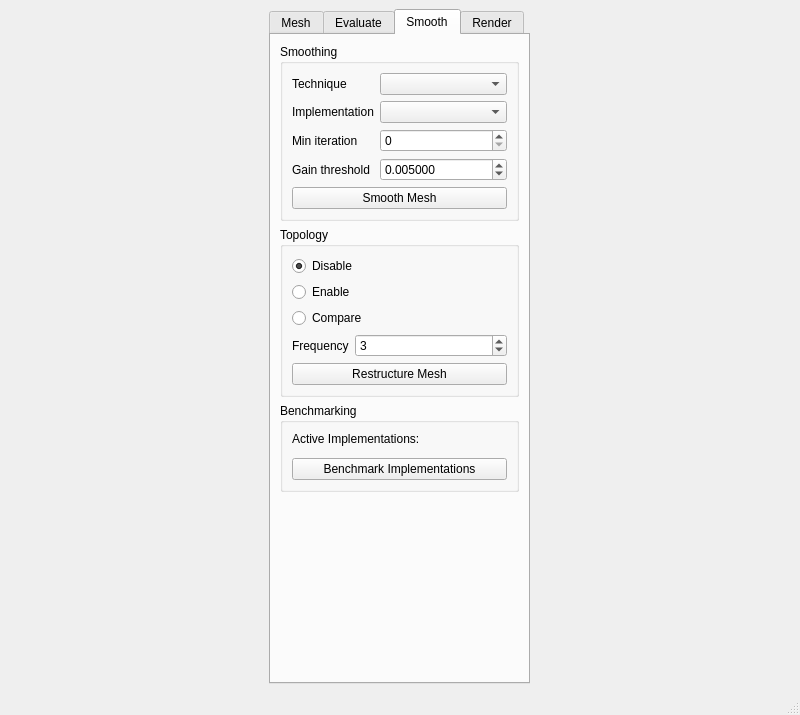
The window that UserInterface/MainWindow.ui (wibus/GpuMesh) describes before a commit, drawn with Qt 5.
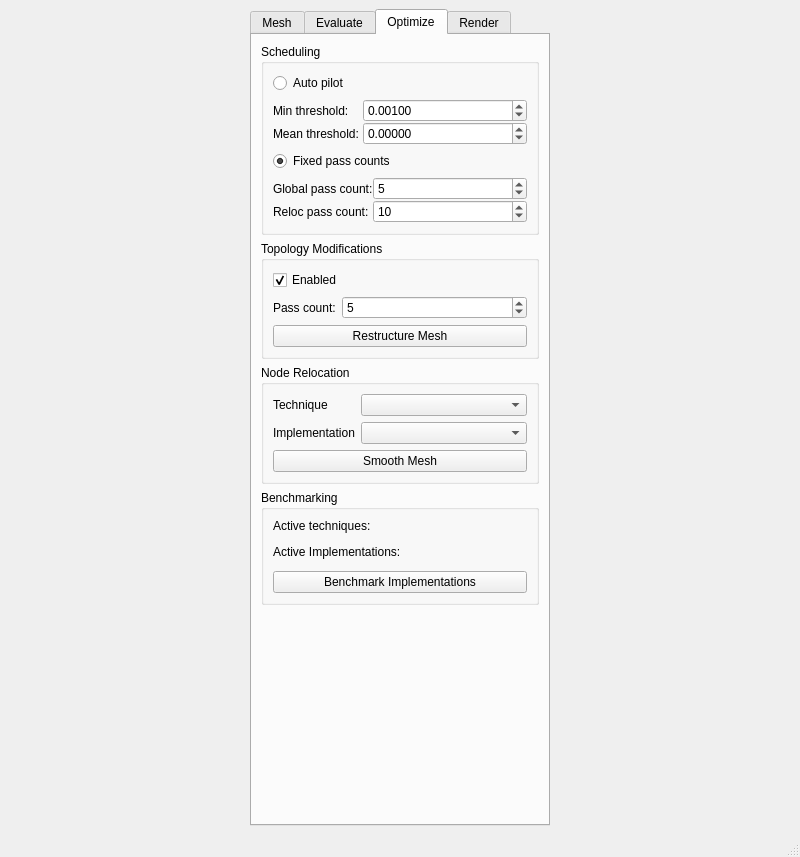
The same window after the commit.

Commit message: Optimization schedule

```diff
--- a/UserInterface/MainWindow.ui
+++ b/UserInterface/MainWindow.ui
@@ -7,7 +7,7 @@
     <x>0</x>
     <y>0</y>
     <width>800</width>
-    <height>715</height>
+    <height>857</height>
    </rect>
   </property>
   <property name="windowTitle">
@@ -22,7 +22,7 @@
      <widget class="QTabWidget" name="tabWidget">
       <property name="maximumSize">
        <size>
-        <width>261</width>
+        <width>300</width>
         <height>16777215</height>
        </size>
       </property>
@@ -293,9 +293,206 @@
       </widget>
       <widget class="QWidget" name="smoothTab">
        <attribute name="title">
-        <string>Smooth</string>
+        <string>Optimize</string>
        </attribute>
        <layout class="QVBoxLayout" name="verticalLayout_3">
+        <item>
+         <widget class="QGroupBox" name="schedulingGroup">
+          <property name="title">
+           <string>Scheduling</string>
+          </property>
+          <layout class="QVBoxLayout" name="verticalLayout_10">
+           <item>
+            <widget class="QRadioButton" name="scheduleAutoPilotRadio">
+             <property name="text">
+              <string>Auto pilot</string>
+             </property>
+            </widget>
+           </item>
+           <item>
+            <widget class="QWidget" name="scheduleAutoPiltoWidget" native="true">
+             <layout class="QFormLayout" name="formLayout_6">
+              <property name="horizontalSpacing">
+               <number>0</number>
+              </property>
+              <property name="verticalSpacing">
+               <number>0</number>
+              </property>
+              <property name="leftMargin">
+               <number>0</number>
+              </property>
+              <property name="topMargin">
+               <number>0</number>
+              </property>
+              <property name="rightMargin">
+               <number>0</number>
+              </property>
+              <property name="bottomMargin">
+               <number>0</number>
+              </property>
+              <item row="0" column="0">
+               <widget class="QLabel" name="scheduleMinThresholdLabel">
+                <property name="text">
+                 <string>Min threshold: </string>
+                </property>
+               </widget>
+              </item>
+              <item row="0" column="1">
+               <widget class="QDoubleSpinBox" name="scheduleMinThresholdSpin">
+                <property name="decimals">
+                 <number>5</number>
+                </property>
+                <property name="minimum">
+                 <double>-1.000000000000000</double>
+                </property>
+                <property name="maximum">
+                 <double>1.000000000000000</double>
+                </property>
+                <property name="value">
+                 <double>0.001000000000000</double>
+                </property>
+               </widget>
+              </item>
+              <item row="1" column="0">
+               <widget class="QLabel" name="scheduleMeanThresholdLabel">
+                <property name="text">
+                 <string>Mean threshold: </string>
+                </property>
+               </widget>
+              </item>
+              <item row="1" column="1">
+               <widget class="QDoubleSpinBox" name="scheduleMeanThresholdSpin">
+                <property name="decimals">
+                 <number>5</number>
+                </property>
+                <property name="minimum">
+                 <double>-1.000000000000000</double>
+                </property>
+                <property name="maximum">
+                 <double>1.000000000000000</double>
+                </property>
+               </widget>
+              </item>
+             </layout>
+            </widget>
+           </item>
+           <item>
+            <widget class="QRadioButton" name="scheduleFixedIterationsRadio">
+             <property name="text">
+              <string>Fixed pass counts</string>
+             </property>
+             <property name="checked">
+              <bool>true</bool>
+             </property>
+            </widget>
+           </item>
+           <item>
+            <widget class="QWidget" name="scheduleFixedIterationsWidget" native="true">
+             <layout class="QFormLayout" name="formLayout_9">
+              <property name="horizontalSpacing">
+               <number>0</number>
+              </property>
+              <property name="verticalSpacing">
+               <number>0</number>
+              </property>
+              <property name="leftMargin">
+               <number>0</number>
+              </property>
+              <property name="topMargin">
+               <number>0</number>
+              </property>
+              <property name="rightMargin">
+               <number>0</number>
+              </property>
+              <property name="bottomMargin">
+               <number>0</number>
+              </property>
+              <item row="0" column="0">
+               <widget class="QLabel" name="scheduleGlobalPassCountLabel">
+                <property name="text">
+                 <string>Global pass count:</string>
+                </property>
+               </widget>
+              </item>
+              <item row="2" column="0">
+               <widget class="QLabel" name="scheduleRelocPassCountLabel">
+                <property name="text">
+                 <string>Reloc pass count:</string>
+                </property>
+               </widget>
+              </item>
+              <item row="0" column="1">
+               <widget class="QSpinBox" name="scheduleGlobalPassCountSpin">
+                <property name="minimum">
+                 <number>1</number>
+                </property>
+                <property name="value">
+                 <number>5</number>
+                </property>
+               </widget>
+              </item>
+              <item row="2" column="1">
+               <widget class="QSpinBox" name="scheduleRelocPassCountSpin">
+                <property name="minimum">
+                 <number>1</number>
+                </property>
+                <property name="maximum">
+                 <number>500</number>
+                </property>
+                <property name="value">
+                 <number>10</number>
+                </property>
+               </widget>
+              </item>
+             </layout>
+            </widget>
+           </item>
+          </layout>
+         </widget>
+        </item>
+        <item>
+         <widget class="QGroupBox" name="topologyGroup">
+          <property name="title">
+           <string>Topology Modifications</string>
+          </property>
+          <layout class="QFormLayout" name="formLayout_8">
+           <item row="1" column="0">
+            <widget class="QLabel" name="topoPassCountLabel">
+             <property name="text">
+              <string>Pass count:</string>
+             </property>
+            </widget>
+           </item>
+           <item row="1" column="1">
+            <widget class="QSpinBox" name="topoPassCountSpin">
+             <property name="minimum">
+              <number>1</number>
+             </property>
+             <property name="value">
+              <number>5</number>
+             </property>
+            </widget>
+           </item>
+           <item row="2" column="0" colspan="2">
+            <widget class="QPushButton" name="restructureMeshButton">
+             <property name="text">
+              <string>Restructure Mesh</string>
+             </property>
+            </widget>
+           </item>
+           <item row="0" column="0" colspan="2">
+            <widget class="QCheckBox" name="topoEnabledCheck">
+             <property name="text">
+              <string>Enabled</string>
+             </property>
+             <property name="checked">
+              <bool>true</bool>
+             </property>
+            </widget>
+           </item>
+          </layout>
+         </widget>
+        </item>
         <item>
          <widget class="QGroupBox" name="smoothingGroup">
           <property name="sizePolicy">
@@ -305,7 +502,7 @@
            </sizepolicy>
           </property>
           <property name="title">
-           <string>Smoothing</string>
+           <string>Node Relocation</string>
           </property>
           <layout class="QFormLayout" name="formLayout_2">
            <item row="0" column="0">
@@ -328,44 +525,7 @@
            <item row="1" column="1">
             <widget class="QComboBox" name="smoothingImplementationMenu"/>
            </item>
-           <item row="2" column="0">
-            <widget class="QLabel" name="smoothMinIterationLabel">
-             <property name="text">
-              <string>Min iteration</string>
-             </property>
-            </widget>
-           </item>
-           <item row="2" column="1">
-            <widget class="QSpinBox" name="smoothMinIterationSpin">
-             <property name="maximum">
-              <number>100</number>
-             </property>
-            </widget>
-           </item>
-           <item row="3" column="0">
-            <widget class="QLabel" name="smoothGainThresholdLabel">
-             <property name="text">
-              <string>Gain threshold</string>
-             </property>
-            </widget>
-           </item>
-           <item row="3" column="1">
-            <widget class="QDoubleSpinBox" name="smoothGainThresholdSpin">
-             <property name="decimals">
-              <number>6</number>
-             </property>
-             <property name="maximum">
-              <double>1.000000000000000</double>
-             </property>
-             <property name="singleStep">
-              <double>0.000001000000000</double>
-             </property>
-             <property name="value">
-              <double>0.005000000000000</double>
-             </property>
-            </widget>
-           </item>
-           <item row="5" column="0" colspan="2">
+           <item row="2" column="0" colspan="2">
             <widget class="QPushButton" name="smoothMeshButton">
              <property name="text">
               <string>Smooth Mesh</string>
@@ -375,75 +535,22 @@
           </layout>
          </widget>
         </item>
-        <item>
-         <widget class="QGroupBox" name="topologyGroup">
-          <property name="title">
-           <string>Topology</string>
-          </property>
-          <layout class="QFormLayout" name="formLayout_6">
-           <item row="4" column="0">
-            <widget class="QLabel" name="topoFrequencyLabel">
-             <property name="text">
-              <string>Frequency</string>
-             </property>
-            </widget>
-           </item>
-           <item row="4" column="1">
-            <widget class="QSpinBox" name="topoFrequencySpin">
-             <property name="minimum">
-              <number>1</number>
-             </property>
-             <property name="maximum">
-              <number>100</number>
-             </property>
-             <property name="value">
-              <number>3</number>
-             </property>
-            </widget>
-           </item>
-           <item row="0" column="0" colspan="2">
-            <widget class="QRadioButton" name="disableTopologyRadio">
-             <property name="text">
-              <string>Disable</string>
-             </property>
-             <property name="checked">
-              <bool>true</bool>
-             </property>
-            </widget>
-           </item>
-           <item row="1" column="0" colspan="2">
-            <widget class="QRadioButton" name="enableTopologyRadio">
-             <property name="text">
-              <string>Enable</string>
-             </property>
-            </widget>
-           </item>
-           <item row="2" column="0" colspan="2">
-            <widget class="QRadioButton" name="compareTopologyRadio">
-             <property name="text">
-              <string>Compare</string>
-             </property>
-             <property name="checked">
-              <bool>false</bool>
-             </property>
-            </widget>
-           </item>
-           <item row="5" column="0" colspan="2">
-            <widget class="QPushButton" name="restructureMeshButton">
-             <property name="text">
-              <string>Restructure Mesh</string>
-             </property>
-            </widget>
-           </item>
-          </layout>
-         </widget>
-        </item>
         <item>
          <widget class="QGroupBox" name="smoothBenchmarkGroup">
           <property name="title">
            <string>Benchmarking</string>
           </property>
           <layout class="QVBoxLayout" name="verticalLayout_4">
+           <item>
+            <widget class="QLabel" name="smoothActiveTechLabel">
+             <property name="text">
+              <string>Active techniques:</string>
+             </property>
+            </widget>
+           </item>
+           <item>
+            <widget class="QWidget" name="smoothActiveTechLayout" native="true"/>
+           </item>
            <item>
             <widget class="QLabel" name="smoothActiveImplLabel">
              <property name="text">
```
Left out of the diff: 2 changed lines with no effect on the pictures. The commit also changes 19 other files.
